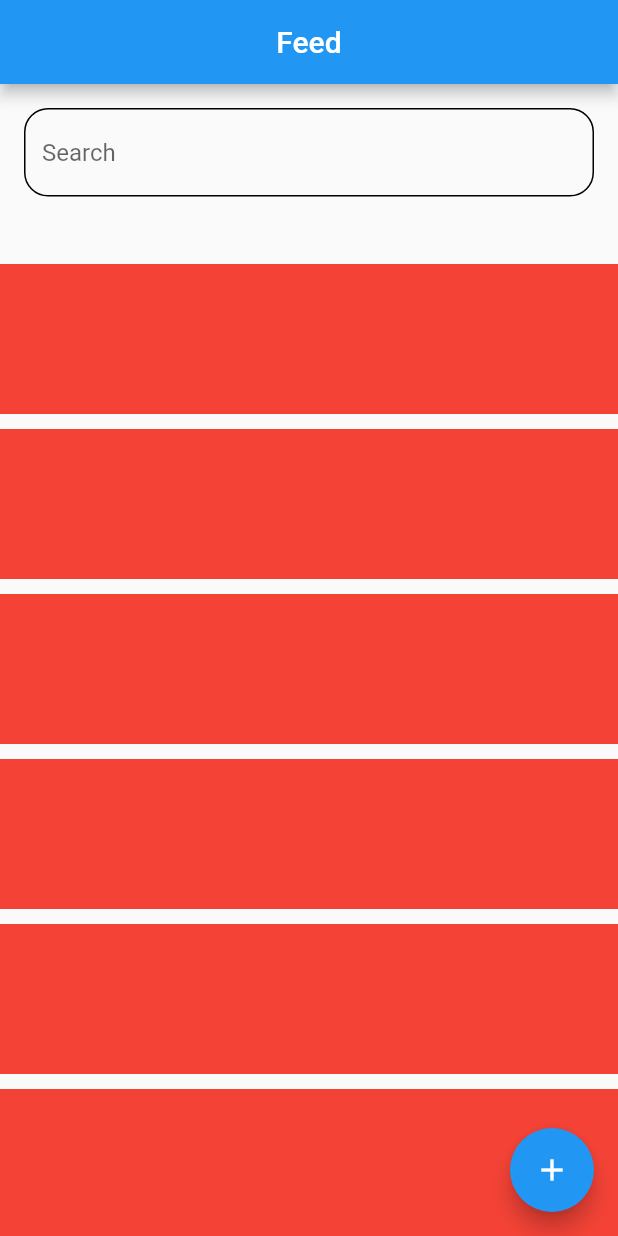
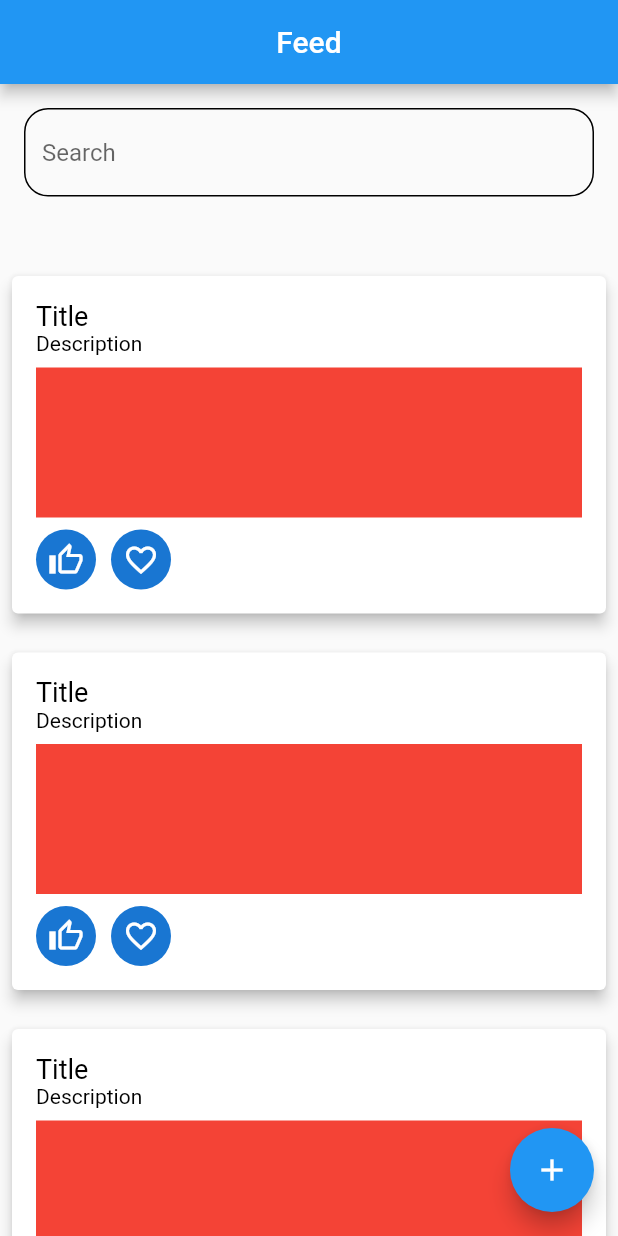
Before and after one commit to rohankandwal/Maersk-Demo-App, a Flutter app: the screen it shows after launch, on a phone screen of 412 x 824 dp. Run offline on Flutter 3.47's test engine with Material 2 defaults, Android fonts, the phone set to English and light mode, and no system bars.

Commit message:
FeedScreen - FeedChildWidget base UI created

```diff
--- /dev/null
+++ b/lib/constants.dart
@@ -0,0 +1,3 @@
+class Constants {
+  static const double FEED_SEARCH_BAR_HEIGHT = 120;
+}
--- /dev/null
+++ b/lib/favorite_button_widget.dart
@@ -0,0 +1,17 @@
+import 'package:flutter/material.dart';
+
+class FavoriteButtonWidget extends StatefulWidget {
+  const FavoriteButtonWidget({Key? key}) : super(key: key);
+
+  @override
+  State<FavoriteButtonWidget> createState() => _FavoriteButtonWidgetState();
+}
+
+class _FavoriteButtonWidgetState extends State<FavoriteButtonWidget> {
+  @override
+  Widget build(BuildContext context) {
+    return const CircleAvatar(
+      child: Icon(Icons.favorite_border_outlined),
+    );
+  }
+}
--- /dev/null
+++ b/lib/feed_child_widget.dart
@@ -0,0 +1,80 @@
+import 'package:demo/favorite_button_widget.dart';
+import 'package:demo/like_button_widget.dart';
+import 'package:flutter/material.dart';
+
+class FeedChildWidget extends StatefulWidget {
+  const FeedChildWidget({Key? key}) : super(key: key);
+
+  @override
+  State<FeedChildWidget> createState() => _FeedChildWidgetState();
+}
+
+class _FeedChildWidgetState extends State<FeedChildWidget> {
+  @override
+  Widget build(BuildContext context) {
+    return Card(
+      elevation: 4,
+      margin: const EdgeInsets.all(8),
+      child: Padding(
+        padding: const EdgeInsets.all(16.0),
+        child: Column(
+          crossAxisAlignment: CrossAxisAlignment.start,
+          children: [
+            _getTitle(),
+            _getDescription(),
+            const SizedBox(
+              height: 8,
+            ),
+            _getImage(),
+            const SizedBox(
+              height: 8,
+            ),
+            _getLikeAndFavoriteRow(),
+          ],
+        ),
+      ),
+    );
+  }
+
+  Widget _getTitle() {
+    return const Text(
+      "Title",
+      style: TextStyle(color: Colors.black, fontSize: 18),
+    );
+  }
+
+  Widget _getDescription() {
+    return const Text(
+      "Description",
+      style: TextStyle(color: Colors.black, fontSize: 14),
+    );
+  }
+
+  Widget _getImage() {
+    return Container(
+      width: double.infinity,
+      height: 100,
+      color: Colors.red,
+    );
+  }
+
+  Widget _getLikeAndFavoriteRow() {
+    return Row(
+      children: [
+        _getLikeButton(),
+        const SizedBox(
+          width: 10,
+        ),
+        _getFavoriteButton(),
+      ],
+    );
+  }
+
+  Widget _getLikeButton() {
+    return const LikeButtonWidget();
+  }
+
+  Widget _getFavoriteButton() {
+    return const FavoriteButtonWidget();
+  }
+}
--- a/lib/feed_screen.dart
+++ b/lib/feed_screen.dart
@@ -1,3 +1,5 @@
+import 'package:demo/constants.dart';
+import 'package:demo/feed_child_widget.dart';
 import 'package:flutter/material.dart';
 
 class FeedScreen extends StatefulWidget {
@@ -51,7 +53,7 @@ class _FeedScreenState extends State<FeedScreen> {
           child: _getFeedItems(),
           left: 0,
           right: 0,
-          top: 120,
+          top: 120, //Todo check error for int conversion
           bottom: 0,
         )
       ],
@@ -61,7 +63,7 @@ class _FeedScreenState extends State<FeedScreen> {
   Widget _getSearchField() {
     return Container(
       padding: const EdgeInsets.all(16),
-      height: 120,
+      height: Constants.FEED_SEARCH_BAR_HEIGHT,
       child: TextFormField(
         controller: _searchController,
         decoration: InputDecoration(
@@ -84,10 +86,8 @@ class _FeedScreenState extends State<FeedScreen> {
   Widget _getFeedItems() {
     return ListView.separated(
         itemBuilder: (context, index) {
-          return Container(
-            width: double.infinity,
-            height: 100,
-            color: Colors.red,
+          return FeedChildWidget(
+            key: UniqueKey(),
           );
         },
         separatorBuilder: (context, index) {
--- /dev/null
+++ b/lib/like_button_widget.dart
@@ -0,0 +1,17 @@
+import 'package:flutter/material.dart';
+
+class LikeButtonWidget extends StatefulWidget {
+  const LikeButtonWidget({Key? key}) : super(key: key);
+
+  @override
+  State<LikeButtonWidget> createState() => _LikeButtonWidgetState();
+}
+
+class _LikeButtonWidgetState extends State<LikeButtonWidget> {
+  @override
+  Widget build(BuildContext context) {
+    return const CircleAvatar(
+      child: Icon(Icons.thumb_up_alt_outlined),
+    );
+  }
+}
```
